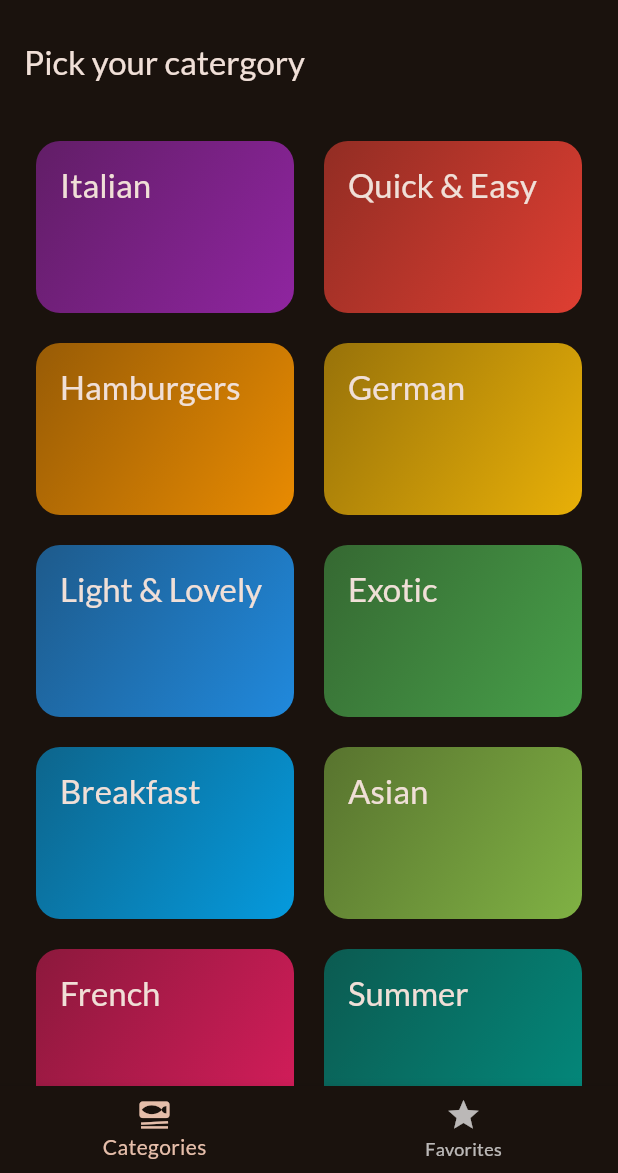
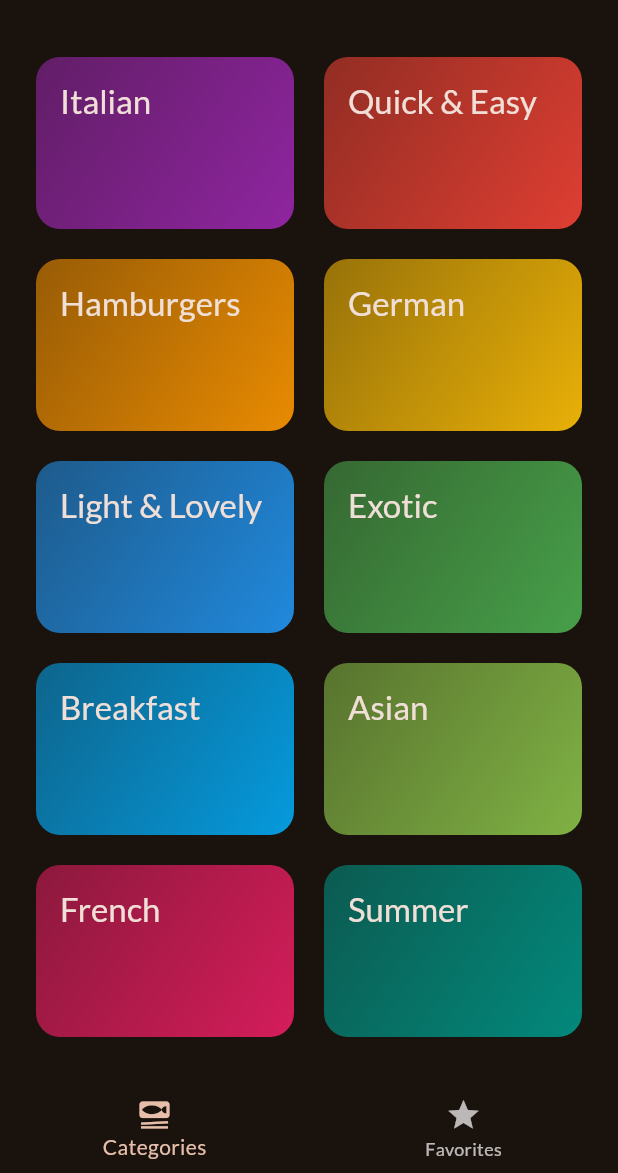
Before and after one commit to wtwente20/Flutter-Meals, a Flutter app: the screen it shows after launch, on a phone screen of 412 x 824 dp, the part 63-1236 px from its top. Run offline on Flutter 3.47's test engine with Material 2 defaults, Android fonts, the phone set to English and light mode, and no system bars; our stand-ins replace google_fonts, transparent_image.

Commit message:
current tab now gets highlighted, fixed bug on categories screen

```diff
--- a/lib/screens/categories.dart
+++ b/lib/screens/categories.dart
@@ -26,11 +26,7 @@ class CategoriesScreen extends StatelessWidget {
 
   @override
   Widget build(BuildContext context) {
-    return Scaffold(
-      appBar: AppBar(
-        title: const Text('Pick your catergory'),
-      ),
-      body: GridView(
+        return GridView(
         padding: const EdgeInsets.all(24),
         gridDelegate: const SliverGridDelegateWithFixedCrossAxisCount(
           crossAxisCount: 2,
@@ -47,7 +43,6 @@ class CategoriesScreen extends StatelessWidget {
               },
             )
         ],
-      ),
     );
   }
 }
--- a/lib/screens/tabs.dart
+++ b/lib/screens/tabs.dart
@@ -37,6 +37,7 @@ class _TabsScreenState extends State<TabsScreen> {
       body: activePage,
       bottomNavigationBar: BottomNavigationBar(
         onTap: _selectPage,
+        currentIndex: _selectedPageIndex,
         items: const [
           BottomNavigationBarItem(icon: Icon(Icons.set_meal), label: 'Categories',),
           BottomNavigationBarItem(icon: Icon(Icons.star), label: 'Favorites',),
```
